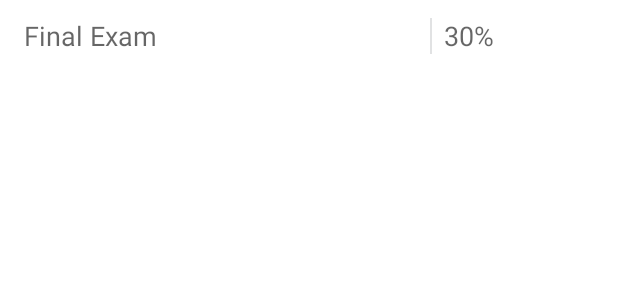
After one commit to ScienceStudentSuccessCentre/SSSC-Android-app, an Android app: the layout input_weight_item.xml on its own in the app's theme, with its tools: preview values and no code run, on a phone screen of 412 x 824 dp. The commit adds this screen. Shown: the top 300 px of the screen. Run offline under Robolectric (Android 15) with nearby library versions, the phone set to English and light mode, and no system bars; network calls fail.

Commit message:
Add new weight implementation

```diff
--- a/app/src/main/java/ghelani/kshamina/sssc_android_app/ui/common/events/FormInputItemListener.java
+++ b/app/src/main/java/ghelani/kshamina/sssc_android_app/ui/common/events/FormInputItemListener.java
@@ -1,9 +1,9 @@
 package ghelani.kshamina.sssc_android_app.ui.common.events;
 
-import ghelani.kshamina.sssc_android_app.ui.common.list.model.InputItem;
+import ghelani.kshamina.sssc_android_app.ui.common.list.model.DiffItem;
 
 public interface FormInputItemListener {
 
-    void onValueChanged(InputItem item, String value);
+    void onValueChanged(DiffItem item, String value);
 
 }
--- a/app/src/main/java/ghelani/kshamina/sssc_android_app/ui/common/list/MainListAdapter.java
+++ b/app/src/main/java/ghelani/kshamina/sssc_android_app/ui/common/list/MainListAdapter.java
@@ -7,6 +7,7 @@ import com.hannesdorfmann.adapterdelegates4.ListDelegationAdapter;
 import java.util.List;
 
 import ghelani.kshamina.sssc_android_app.ui.common.list.adapterdelegates.InputFormAdapterDelegate;
+import ghelani.kshamina.sssc_android_app.ui.common.list.adapterdelegates.InputWeightFormAdapterDelegate;
 import ghelani.kshamina.sssc_android_app.ui.common.list.adapterdelegates.ListAdapterDelegate;
 import ghelani.kshamina.sssc_android_app.ui.common.list.adapterdelegates.TextFormAdapterDelegate;
 import ghelani.kshamina.sssc_android_app.ui.common.list.model.DiffItem;
@@ -23,7 +24,8 @@ public class MainListAdapter extends ListDelegationAdapter<List<DiffItem>> {
         delegatesManager
                 .addDelegate(new ListAdapterDelegate(activity))
                 .addDelegate(new InputFormAdapterDelegate(activity))
-                .addDelegate(new TextFormAdapterDelegate(activity));
+                .addDelegate(new TextFormAdapterDelegate(activity))
+                .addDelegate(new InputWeightFormAdapterDelegate(activity));
 
         // Set the items from super class.
         setItems(items);
--- a/app/src/main/java/ghelani/kshamina/sssc_android_app/ui/grades/terms/add_course/AddCourseContract.java
+++ b/app/src/main/java/ghelani/kshamina/sssc_android_app/ui/grades/terms/add_course/AddCourseContract.java
@@ -9,10 +9,12 @@ public interface AddCourseContract {
         void navigateToCoursesPage();
 
         void setCreateEnabled(boolean value);
+
+        void displayItems(List<DiffItem> items);
     }
 
     interface Presenter {
-        List<DiffItem> getInputItems();
+        void getInputItems();
 
         void setTermId(String termId);
 
--- a/app/src/main/res/layout/input_item.xml
+++ b/app/src/main/res/layout/input_item.xml
@@ -12,6 +12,7 @@
         android:layout_height="match_parent"
         android:background="@color/white"
         android:paddingStart="16dp"
+        android:visibility="visible"
         android:paddingTop="12dp"
         android:paddingEnd="16dp"
         android:paddingBottom="12dp">
@@ -51,11 +52,13 @@
 
     </androidx.constraintlayout.widget.ConstraintLayout>
 
+
+
     <com.google.android.material.button.MaterialButton
         style="@style/Widget.MaterialComponents.Button.TextButton"
         android:id="@+id/inputButton"
         android:layout_width="match_parent"
-        android:layout_height="wrap_content"
+        android:layout_height="match_parent"
         android:background="@color/white"
         android:backgroundTint="@color/white"
         android:elevation="0dp"
--- /dev/null
+++ b/app/src/main/res/layout/input_weight_item.xml
@@ -0,0 +1,48 @@
+<?xml version="1.0" encoding="utf-8"?>
+<androidx.constraintlayout.widget.ConstraintLayout xmlns:android="http://schemas.android.com/apk/res/android"
+    xmlns:app="http://schemas.android.com/apk/res-auto"
+    android:id="@+id/weightInputLayout"
+    android:layout_width="match_parent"
+    android:layout_height="48dp"
+    android:background="@color/white"
+    android:paddingStart="16dp"
+    android:paddingTop="12dp"
+    android:paddingEnd="16dp"
+    android:paddingBottom="12dp"
+    android:visibility="visible">
+
+    <EditText
+        android:id="@+id/nameInputField"
+        android:layout_width="0dp"
+        android:layout_height="wrap_content"
+        android:background="@null"
+        android:hint="Final Exam"
+        android:textSize="18sp"
+        app:layout_constraintBottom_toBottomOf="parent"
+        app:layout_constraintEnd_toStartOf="@id/valueInputField"
+        app:layout_constraintStart_toStartOf="parent"
+        app:layout_constraintTop_toTopOf="parent" />
+
+    <View
+        android:id="@+id/inputDivider"
+        android:layout_width="1dp"
+        android:layout_height="match_parent"
+        android:layout_marginStart="8dp"
+        android:layout_marginEnd="8dp"
+        android:background="#E1E2E3"
+        app:layout_constraintBottom_toBottomOf="parent"
+        app:layout_constraintEnd_toStartOf="@id/valueInputField"
+        app:layout_constraintStart_toEndOf="@id/nameInputField"
+        app:layout_constraintTop_toTopOf="parent" />
+
+    <EditText
+        android:id="@+id/valueInputField"
+        android:layout_width="100dp"
+        android:layout_height="wrap_content"
+        android:background="@null"
+        android:hint="30%"
+        app:layout_constraintBottom_toBottomOf="parent"
+        app:layout_constraintEnd_toEndOf="parent"
+        app:layout_constraintStart_toEndOf="@+id/inputDivider"
+        app:layout_constraintTop_toTopOf="parent" />
+</androidx.constraintlayout.widget.ConstraintLayout>
```
Also changed, not shown: app/src/main/java/ghelani/kshamina/sssc_android_app/ui/common/list/adapterdelegates/InputFormAdapterDelegate.java (+2 -10 lines), app/src/main/java/ghelani/kshamina/sssc_android_app/ui/common/list/adapterdelegates/InputWeightFormAdapterDelegate.java (added, +93 -0 lines), app/src/main/java/ghelani/kshamina/sssc_android_app/ui/common/list/model/InputItem.java (+16 -2 lines), app/src/main/java/ghelani/kshamina/sssc_android_app/ui/common/list/model/WeightItem.java (added, +59 -0 lines), app/src/main/java/ghelani/kshamina/sssc_android_app/ui/grades/terms/add_course/AddCourseFragment.java (+9 -2 lines), app/src/main/java/ghelani/kshamina/sssc_android_app/ui/grades/terms/add_course/AddCoursePresenterImpl.java (+60 -23 lines).
